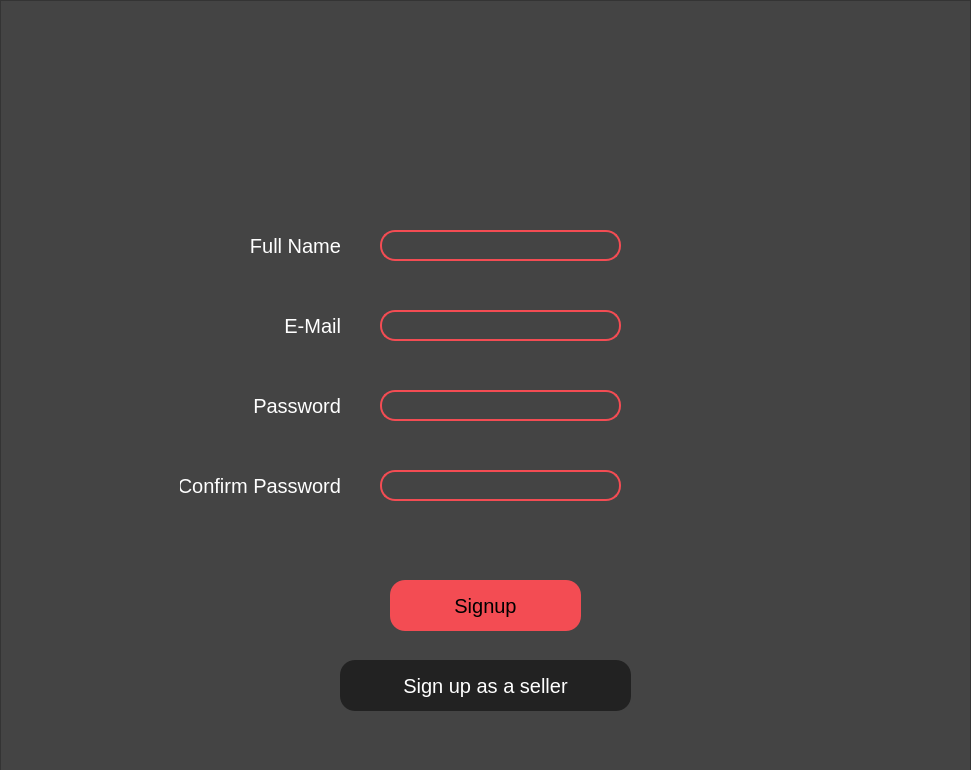
Above: EComm/GUI/customer_signup.ui from ManavNirgund/Ecommerce-manager before the change. Below: the same form after it.
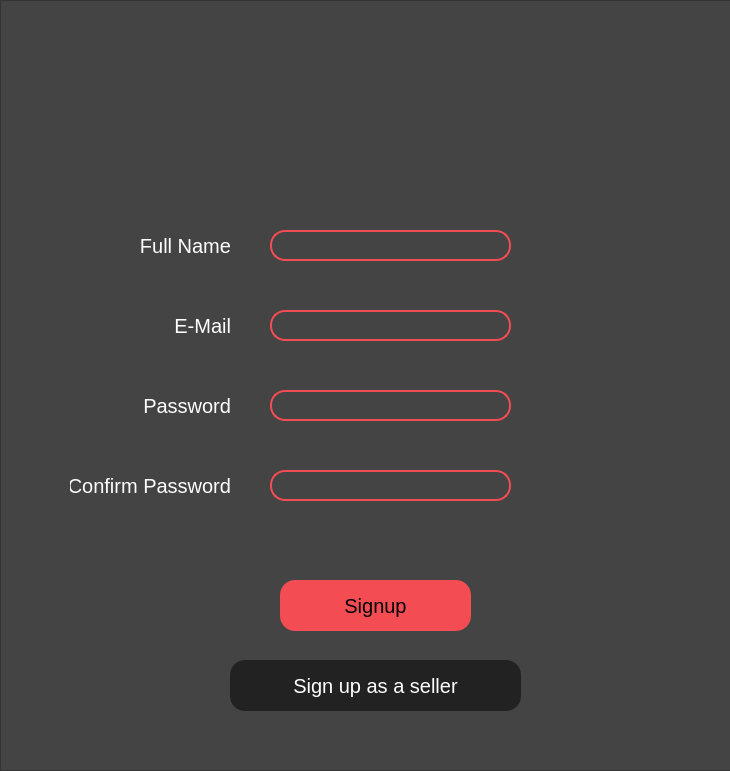
That is the form after the change. Icons and pictures are not drawn.

```diff
--- a/EComm/GUI/customer_signup.ui
+++ b/EComm/GUI/customer_signup.ui
@@ -6,20 +6,20 @@
    <rect>
     <x>0</x>
     <y>0</y>
-    <width>971</width>
-    <height>770</height>
+    <width>730</width>
+    <height>771</height>
    </rect>
   </property>
   <property name="minimumSize">
    <size>
-    <width>971</width>
-    <height>770</height>
+    <width>730</width>
+    <height>771</height>
    </size>
   </property>
   <property name="maximumSize">
    <size>
-    <width>971</width>
-    <height>770</height>
+    <width>771</width>
+    <height>771</height>
    </size>
   </property>
   <property name="windowTitle">
@@ -38,7 +38,7 @@
     <rect>
      <x>0</x>
      <y>0</y>
-     <width>971</width>
+     <width>731</width>
      <height>771</height>
     </rect>
    </property>
@@ -54,10 +54,10 @@
    <widget class="QLabel" name="lbl_Depot">
     <property name="geometry">
      <rect>
-      <x>340</x>
-      <y>60</y>
-      <width>251</width>
-      <height>71</height>
+      <x>200</x>
+      <y>50</y>
+      <width>311</width>
+      <height>111</height>
      </rect>
     </property>
     <property name="layoutDirection">
@@ -81,7 +81,7 @@
    <widget class="QLineEdit" name="txt_Pass">
     <property name="geometry">
      <rect>
-      <x>380</x>
+      <x>270</x>
       <y>390</y>
       <width>241</width>
       <height>31</height>
@@ -98,11 +98,14 @@
 color: white;
 font-size: 20px;</string>
     </property>
+    <property name="clearButtonEnabled">
+     <bool>true</bool>
+    </property>
    </widget>
    <widget class="QLineEdit" name="txt_SelEmail">
     <property name="geometry">
      <rect>
-      <x>380</x>
+      <x>270</x>
       <y>310</y>
       <width>241</width>
       <height>31</height>
@@ -119,11 +122,14 @@
 color: white;
 font-size: 20px;</string>
     </property>
+    <property name="clearButtonEnabled">
+     <bool>true</bool>
+    </property>
    </widget>
    <widget class="QLabel" name="lbl_Pass">
     <property name="geometry">
      <rect>
-      <x>230</x>
+      <x>120</x>
       <y>390</y>
       <width>111</width>
       <height>31</height>
@@ -143,7 +149,7 @@
    <widget class="QLabel" name="lbl_Email">
     <property name="geometry">
      <rect>
-      <x>230</x>
+      <x>120</x>
       <y>310</y>
       <width>111</width>
       <height>31</height>
@@ -163,7 +169,7 @@
    <widget class="QLabel" name="lbl_Fname">
     <property name="geometry">
      <rect>
-      <x>220</x>
+      <x>110</x>
       <y>230</y>
       <width>121</width>
       <height>31</height>
@@ -183,7 +189,7 @@
    <widget class="QLineEdit" name="lineEdit">
     <property name="geometry">
      <rect>
-      <x>380</x>
+      <x>270</x>
       <y>230</y>
       <width>241</width>
       <height>31</height>
@@ -203,11 +209,14 @@
     <property name="text">
      <string/>
     </property>
+    <property name="clearButtonEnabled">
+     <bool>true</bool>
+    </property>
    </widget>
    <widget class="QLineEdit" name="txt_PassConfirm">
     <property name="geometry">
      <rect>
-      <x>380</x>
+      <x>270</x>
       <y>470</y>
       <width>241</width>
       <height>31</height>
@@ -224,11 +233,14 @@
 color: white;
 font-size: 20px;</string>
     </property>
+    <property name="clearButtonEnabled">
+     <bool>true</bool>
+    </property>
    </widget>
    <widget class="QLabel" name="lbl_PassConfirm">
     <property name="geometry">
      <rect>
-      <x>180</x>
+      <x>70</x>
       <y>470</y>
       <width>161</width>
       <height>31</height>
@@ -248,7 +260,7 @@
    <widget class="QPushButton" name="btn_Signup">
     <property name="geometry">
      <rect>
-      <x>390</x>
+      <x>280</x>
       <y>580</y>
       <width>191</width>
       <height>51</height>
@@ -267,7 +279,7 @@
    <widget class="QPushButton" name="btn_Seller">
     <property name="geometry">
      <rect>
-      <x>340</x>
+      <x>230</x>
       <y>660</y>
       <width>291</width>
       <height>51</height>
```
Left out of the diff: 4 changed lines with no effect on the pictures.
